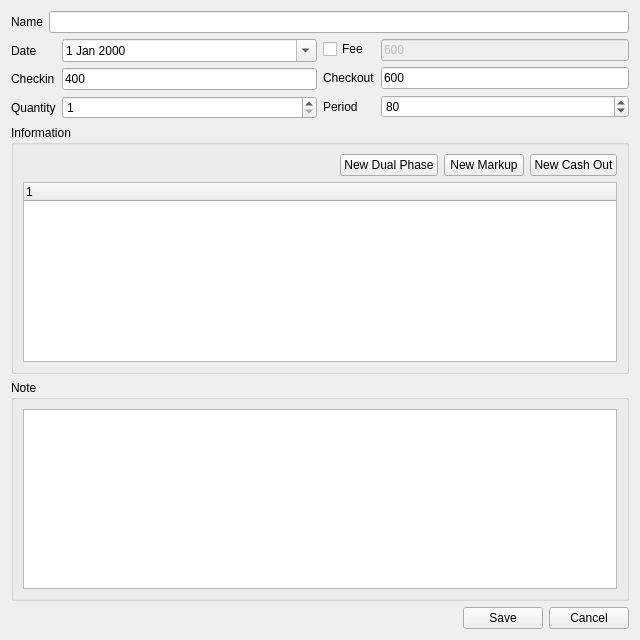
Qt form itemview.ui (xlongfeng/agreement) before a commit.
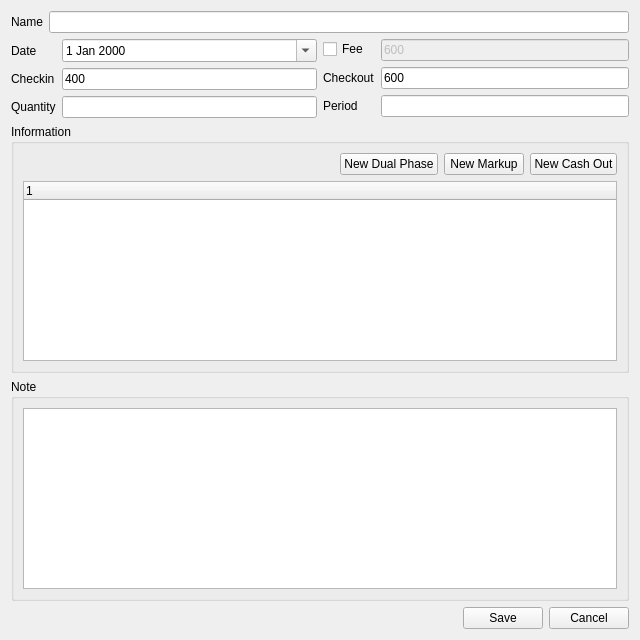
The same form after that commit.

What changed in the file:
```diff
--- a/itemview.ui
+++ b/itemview.ui
@@ -70,14 +70,7 @@
           </widget>
          </item>
          <item row="2" column="1">
-          <widget class="QSpinBox" name="quantitySpinBox">
-           <property name="minimum">
-            <number>1</number>
-           </property>
-           <property name="maximum">
-            <number>10</number>
-           </property>
-          </widget>
+          <widget class="QLineEdit" name="quantityLineEdit"/>
          </item>
         </layout>
        </item>
@@ -125,17 +118,7 @@
           </widget>
          </item>
          <item row="2" column="1">
-          <widget class="QSpinBox" name="periodSpinBox">
-           <property name="minimum">
-            <number>20</number>
-           </property>
-           <property name="maximum">
-            <number>499</number>
-           </property>
-           <property name="value">
-            <number>80</number>
-           </property>
-          </widget>
+          <widget class="QLineEdit" name="periodLineEdit"/>
          </item>
         </layout>
        </item>
```
